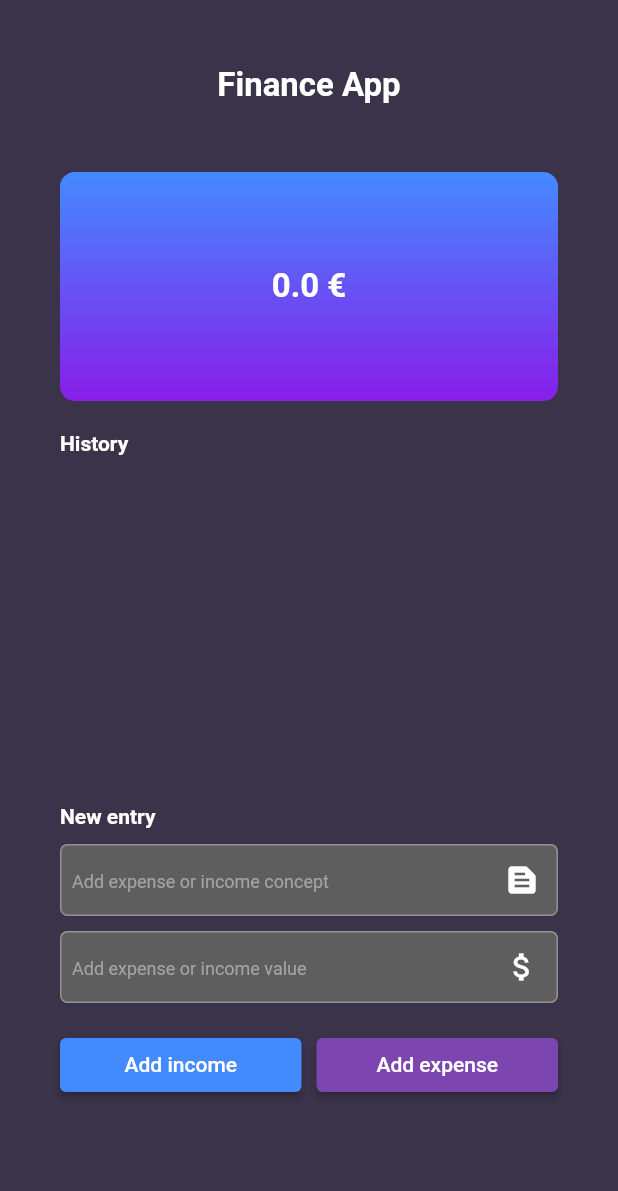
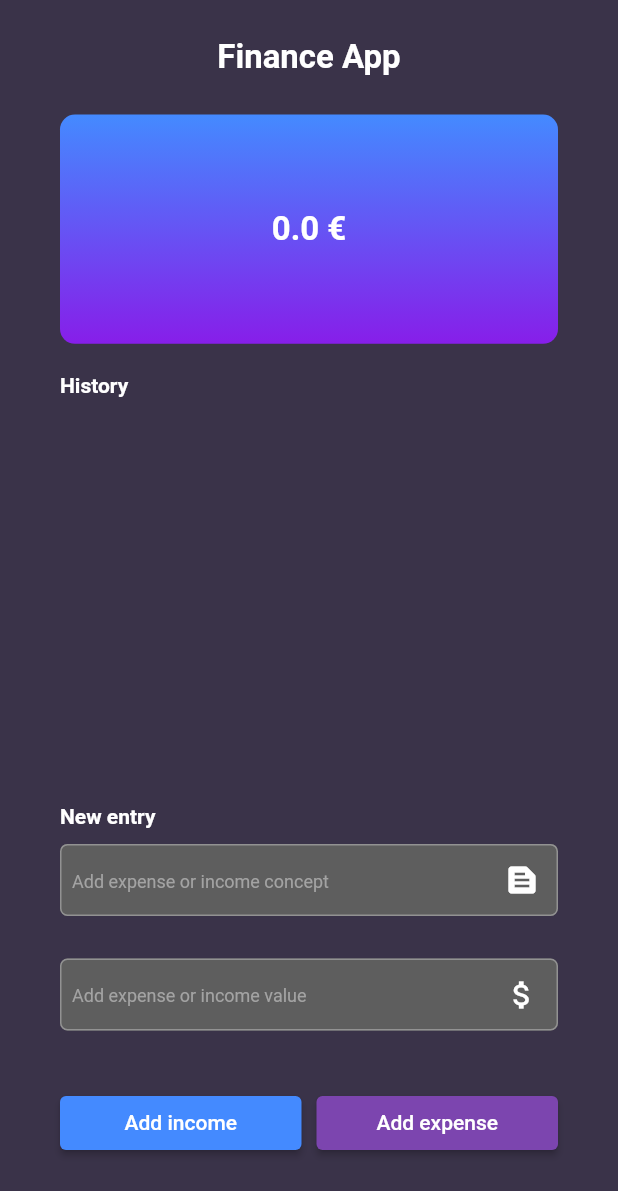
Before and after one commit to PolRecasensSarra/MyFinances, a Flutter app: the screen it shows after launch, on a phone screen of 412 x 824 dp. Shown: the top 1191 px of the screen. Run offline on Flutter 3.47's test engine with Material 2 defaults, Android fonts, the phone set to English and light mode, and no system bars.

Commit message:
restructure ui content

```diff
--- a/finance_app/lib/FinancePage.dart
+++ b/finance_app/lib/FinancePage.dart
@@ -38,7 +38,7 @@ class _FinancePageState extends State<FinancePage> {
         child: Center(
           child: Column(children: [
             const Expanded(
-              flex: 15,
+              flex: 10,
               child: Align(
                 alignment: Alignment.center,
                 child: Text(
@@ -88,7 +88,7 @@ class _FinancePageState extends State<FinancePage> {
             ),
             // History box.
             Expanded(
-              flex: 30,
+              flex: 35,
               child: Column(
                 children: [
                   const Align(
@@ -104,7 +104,8 @@ class _FinancePageState extends State<FinancePage> {
                   const SizedBox(
                     height: 10.0,
                   ),
-                  Scrollbar(
+                  Expanded(
+                    child: Scrollbar(
                       thumbVisibility: true,
                       controller: scrollController,
                       child: ListView.builder(
@@ -119,6 +120,13 @@ class _FinancePageState extends State<FinancePage> {
                                 balanceList[index].values.first,
                                 style: const TextStyle(
                                   color: Colors.white,
+                                ),
+                              ),
+                              subtitle: const Text(
+                                "Category",
+                                style: TextStyle(
+                                  color: Color.fromARGB(255, 180, 180, 180),
+                                  fontSize: 10.0,
                                 ),
                               ),
                               trailing: Text(
@@ -136,6 +144,7 @@ class _FinancePageState extends State<FinancePage> {
                             ),
                           );
                         },
+                      ),
                     ),
                   ),
                 ],
@@ -163,7 +172,9 @@ class _FinancePageState extends State<FinancePage> {
                     const SizedBox(
                       height: 10.0,
                     ),
-                    TextFormField(
+                    Expanded(
+                      flex: 30,
+                      child: TextFormField(
                         controller: nameTextCtrl,
                         cursorColor: Colors.white,
                         decoration: InputDecoration(
@@ -172,8 +183,8 @@ class _FinancePageState extends State<FinancePage> {
                           contentPadding:
                               const EdgeInsets.all(8.0), //here your padding
                           hintText: "Add expense or income concept",
-                        suffixIcon:
-                            const Icon(Icons.text_snippet, color: Colors.white),
+                          suffixIcon: const Icon(Icons.text_snippet,
+                              color: Colors.white),
                           hintStyle: const TextStyle(
                             fontSize: 12,
                             color: Color.fromARGB(255, 163, 163, 163),
@@ -202,10 +213,13 @@ class _FinancePageState extends State<FinancePage> {
                           });
                         },
                       ),
+                    ),
                     const SizedBox(
                       height: 10.0,
                     ),
-                    TextFormField(
+                    Expanded(
+                      flex: 30,
+                      child: TextFormField(
                         controller: valueTextCtrl,
                         cursorColor: Colors.white,
                         keyboardType: TextInputType.number,
@@ -253,10 +267,12 @@ class _FinancePageState extends State<FinancePage> {
                           });
                         },
                       ),
+                    ),
                     const SizedBox(
                       height: 10.0,
                     ),
                     Expanded(
+                      flex: 30,
                       child: Row(
                         children: [
                           Expanded(
@@ -296,6 +312,7 @@ class _FinancePageState extends State<FinancePage> {
                       ),
                     ),
                     Expanded(
+                      flex: 10,
                       child: Text(
                         error,
                         textAlign: TextAlign.center,
@@ -327,7 +344,7 @@ class _FinancePageState extends State<FinancePage> {
             0.0) {
       // Add a new income to the list. Change the value sign given the entry type.
       double entryValue = value * (entryType == EntryTpe.income ? 1.0 : -1.0);
-      balanceList.add(<double, String>{entryValue: concept});
+      balanceList.insert(0, <double, String>{entryValue: concept});
 
       // Save the data.
       saveBalanceToJson();
```
Lines whose indentation alone changed are shown as unchanged.
